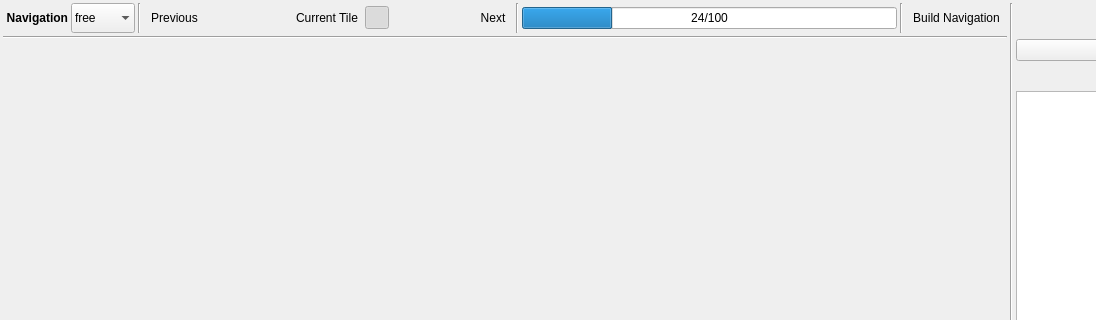
Old version of the form ui/main_dialog.ui in the repository SMByC/ThRasE; both pictures show x 0 to 1096 and y 0 to 320 of the 1359 by 645 pixel window.
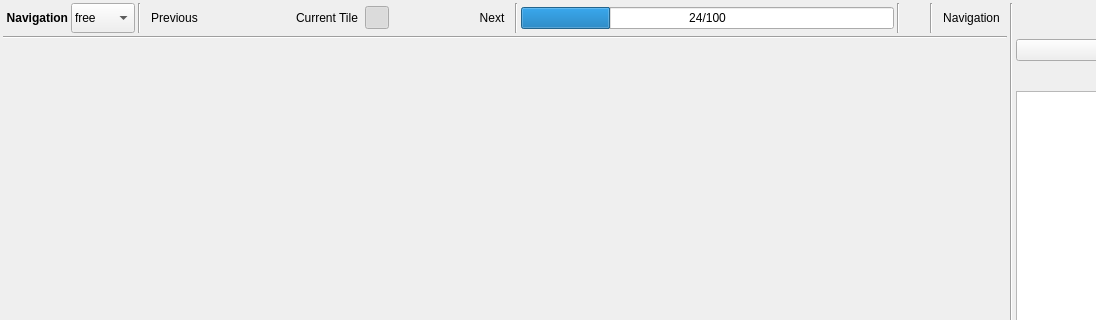
New version of the form. Icons and pictures are not drawn. Custom widgets are drawn as their Qt base class.

Commit message: Refactoring and overhauling the navigation dialog with the purpose of using the navigation dialog, in addition to build the navigation, use it as a viewer of all the navigation tiles and move through it.

```diff
--- a/ui/main_dialog.ui
+++ b/ui/main_dialog.ui
@@ -176,9 +176,6 @@
               <property name="sizeAdjustPolicy">
                <enum>QComboBox::AdjustToContents</enum>
               </property>
-              <property name="frame">
-               <bool>false</bool>
-              </property>
               <item>
                <property name="text">
                 <string>free</string>
@@ -416,7 +413,7 @@
                    </widget>
                   </item>
                   <item>
-                   <widget class="Line" name="line_5">
+                   <widget class="Line" name="line_8">
                     <property name="orientation">
                      <enum>Qt::Vertical</enum>
                     </property>
@@ -438,6 +435,30 @@
                     </property>
                    </widget>
                   </item>
+                  <item>
+                   <widget class="Line" name="line_5">
+                    <property name="orientation">
+                     <enum>Qt::Vertical</enum>
+                    </property>
+                   </widget>
+                  </item>
+                  <item>
+                   <widget class="QToolButton" name="QPBtn_OpenInGE">
+                    <property name="toolTip">
+                     <string>Open the current point in Google Earth (KML)</string>
+                    </property>
+                    <property name="text">
+                     <string/>
+                    </property>
+                    <property name="icon">
+                     <iconset>
+                      <normaloff>:/plugins/thrase/icons/open_in_ge.svg</normaloff>:/plugins/thrase/icons/open_in_ge.svg</iconset>
+                    </property>
+                    <property name="autoRaise">
+                     <bool>true</bool>
+                    </property>
+                   </widget>
+                  </item>
                   <item>
                    <widget class="Line" name="line_6">
                     <property name="orientation">
@@ -457,7 +478,7 @@
                   <string>Open the build navigation dialog</string>
                  </property>
                  <property name="text">
-                  <string>Build Navigation</string>
+                  <string>Navigation</string>
                  </property>
                  <property name="icon">
                   <iconset>
```
Left out of the diff: 6 changed lines with no effect on the pictures. The commit also changes 11 other files.
